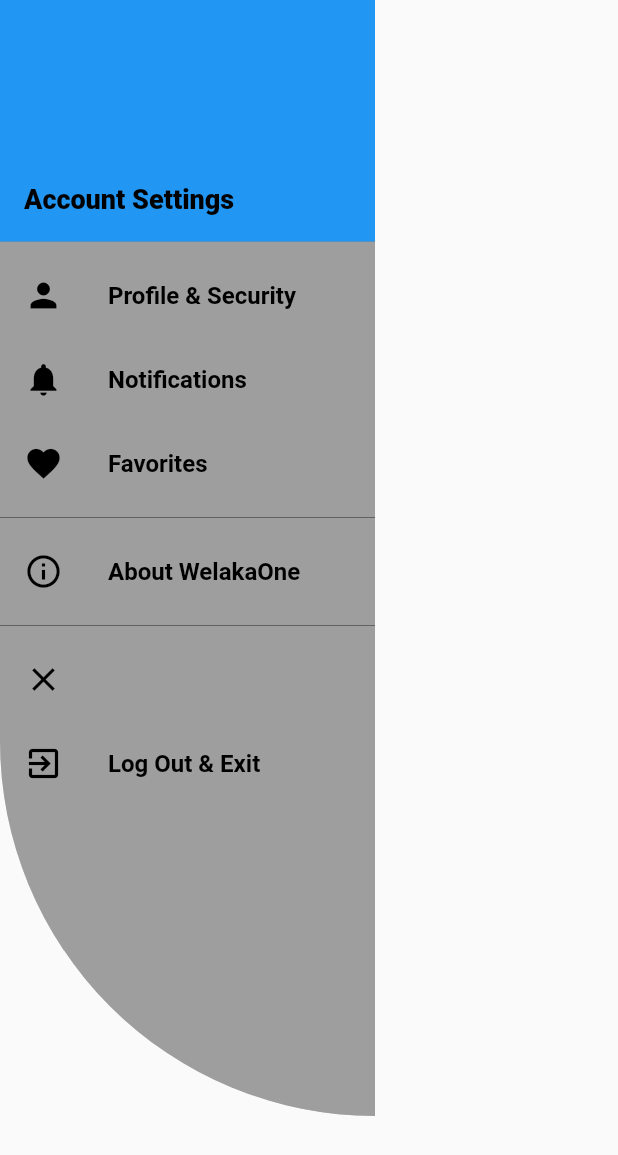
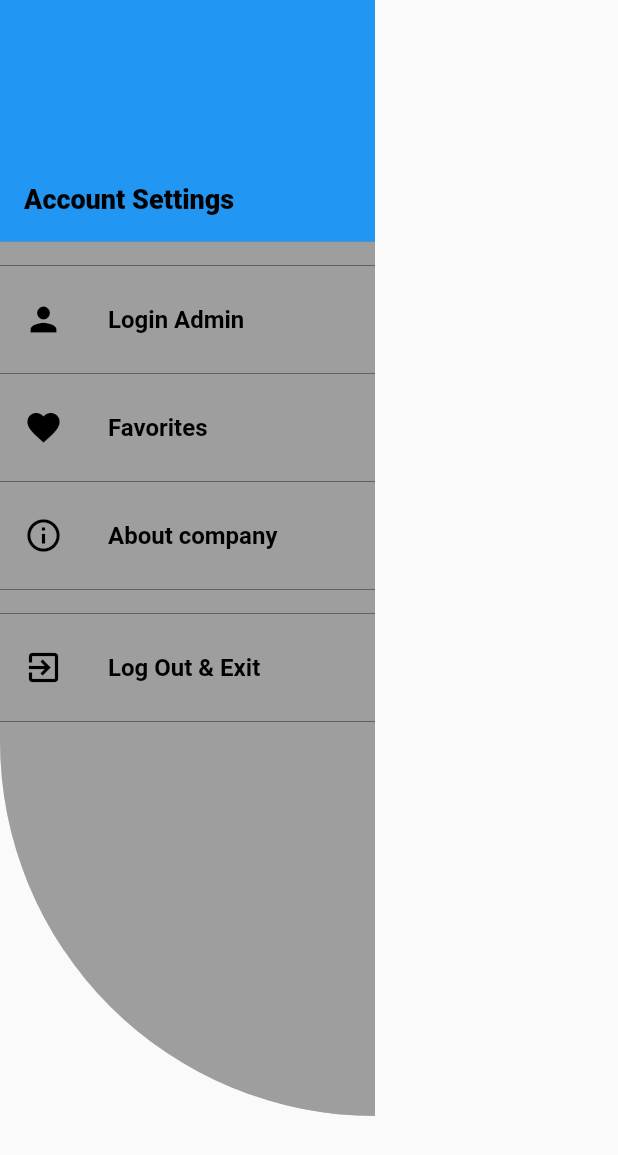
Before and after one commit to kgleader/bir_app_news, a Flutter app: the EndDrawer widget shown alone on an empty page, opened directly, on a phone screen of 412 x 824 dp. Shown: the top 1155 px of the screen. Run offline on Flutter 3.47's test engine with Material 2 defaults, Android fonts, the light colour scheme and no system bars.

Commit message:
added UI models

```diff
--- a/lib/drawer.dart
+++ b/lib/drawer.dart
@@ -1,7 +1,8 @@
 import 'package:flutter/material.dart';
-import 'dart:ui';
 
 class MyDrawer extends StatelessWidget {
+  const MyDrawer({super.key});
+
   @override
   Widget build(BuildContext context) {
     return Padding(
--- a/lib/end_drawer.dart
+++ b/lib/end_drawer.dart
@@ -34,9 +34,12 @@ class EndDrawer extends StatelessWidget {
                     ),
                   ),
                 ),
+                const Divider(
+                  color: Colors.black38,
+                ),
                 ListTile(
                   title: const Text(
-                    'Profile & Security',
+                    'Login Admin',
                     style: TextStyle(
                       fontSize: 16.0,
                       fontWeight: FontWeight.w600,
@@ -44,9 +47,6 @@ class EndDrawer extends StatelessWidget {
                     ),
                   ),
                   onTap: () {
-                    // Update the state of the app
-                    // ...
-                    // Then close the drawer
                     Navigator.pop(context);
                   },
                   leading: const Icon(
@@ -55,26 +55,8 @@ class EndDrawer extends StatelessWidget {
                     color: Colors.black,
                   ),
                 ),
-                ListTile(
-                  title: const Text(
-                    'Notifications',
-                    style: TextStyle(
-                      fontSize: 16.0,
-                      fontWeight: FontWeight.w600,
-                      color: Colors.black,
-                    ),
-                  ),
-                  onTap: () {
-                    // Update the state of the app
-                    // ...
-                    // Then close the drawer
-                    Navigator.pop(context);
-                  },
-                  leading: const Icon(
-                    Icons.notifications,
-                    size: 26.0,
-                    color: Colors.black,
-                  ),
+                const Divider(
+                  color: Colors.black38,
                 ),
                 ListTile(
                   title: const Text(
@@ -102,7 +84,7 @@ class EndDrawer extends StatelessWidget {
                 ),
                 ListTile(
                   title: const Text(
-                    'About WelakaOne',
+                    'About company',
                     style: TextStyle(
                       fontSize: 16.0,
                       fontWeight: FontWeight.w600,
@@ -110,8 +92,8 @@ class EndDrawer extends StatelessWidget {
                     ),
                   ),
                   onTap: () {
-                    //Navigator.pushReplacementNamed(context, Routes.about);
-                    //Navigator.popAndPushNamed(context, Routes.app1);
+                    // Navigator.pushReplacementNamed(context, Routes.about);
+                    // Navigator.popAndPushNamed(context, Routes.app1);
                   },
                   leading: const Icon(
                     Icons.info_outline,
@@ -122,18 +104,8 @@ class EndDrawer extends StatelessWidget {
                 const Divider(
                   color: Colors.black38,
                 ),
-                ListTile(
-                  onTap: () {
-                    // Update the state of the app
-                    // ...
-                    // Then close the drawer
-                    Navigator.pop(context);
-                  },
-                  leading: const Icon(
-                    Icons.close,
-                    size: 26.0,
-                    color: Colors.black,
-                  ),
+                const Divider(
+                  color: Colors.black38,
                 ),
                 ListTile(
                   title: const Text(
@@ -153,6 +125,9 @@ class EndDrawer extends StatelessWidget {
                     color: Colors.black,
                   ),
                 ),
+                const Divider(
+                  color: Colors.black38,
+                ),
               ],
             ),
           ),
--- a/lib/main.dart
+++ b/lib/main.dart
@@ -4,7 +4,7 @@ import 'home_page.dart';
 
 void main() {
   runApp(MaterialApp(
-    home: BottomNavBar('Жанылыктар'),
+    home: const BottomNavBar('Жанылыктар'),
     theme: ThemeData.light().copyWith(
       canvasColor: Colors.grey,
     ),
```
Also changed, not shown: lib/home_page.dart (+13 -15 lines), pubspec.lock.
